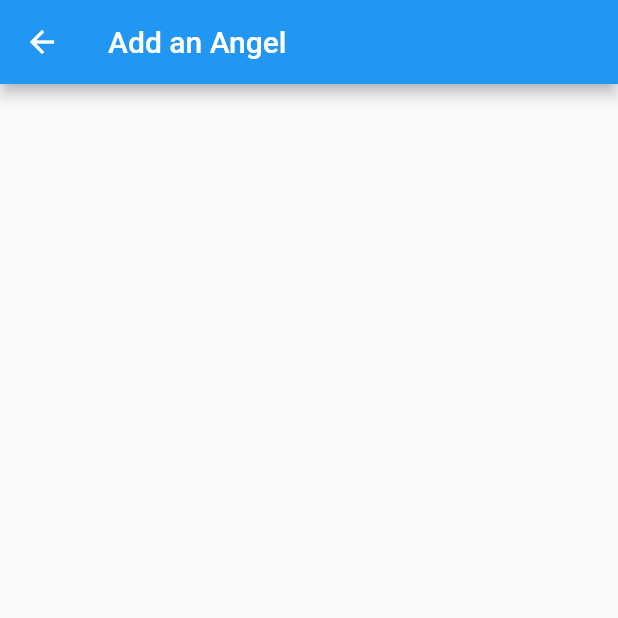
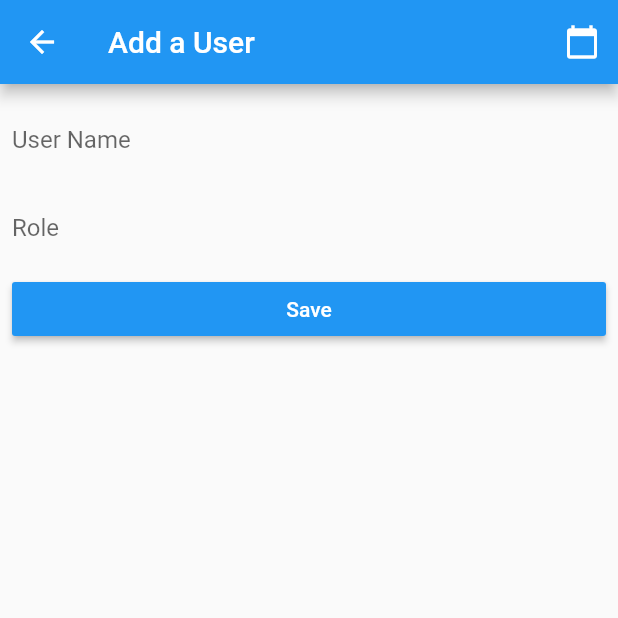
Before and after one commit to CodeTropolis/flutter_firebase_riverpod, a Flutter app: the screen it shows after launch, after a tap on the "add" icon, on a phone screen of 412 x 824 dp, the top half of it. Run offline on Flutter 3.47's test engine with Material 2 defaults, Android fonts, the phone set to English and light mode, and no system bars; our stand-ins replace cloud_firestore, firebase_core, flutter_hooks, hooks_riverpod; accounts and stored records are empty.

Commit message:
User entry screen.

```diff
--- a/lib/screens/entry.dart
+++ /dev/null
@@ -1,10 +0,0 @@
-import 'package:flutter/material.dart';
-
-class EntryScreen extends StatelessWidget {
-  @override
-  Widget build(BuildContext context) {
-    return Scaffold(
-      appBar: AppBar(title: (Text('Add an Angel'))),
-    );
-  }
-}
--- /dev/null
+++ b/lib/screens/user_entry.dart
@@ -0,0 +1,70 @@
+import 'package:flutter/material.dart';
+import 'package:flutter_application_1/models/user.dart';
+
+class UserEntryScreen extends StatelessWidget {
+  final User user;
+
+  UserEntryScreen({this.user});
+
+  @override
+  Widget build(BuildContext context) {
+    return Scaffold(
+      appBar: AppBar(title: Text('Add a User'), actions: [
+        IconButton(
+            icon: Icon(Icons.calendar_today),
+            onPressed: () {
+              _pickDate(context).then((value) {
+                print(value);
+              });
+            }),
+      ]),
+      body: Padding(
+        padding: const EdgeInsets.all(8.0),
+        child: ListView(
+          children: [
+            TextField(
+              decoration: InputDecoration(
+                labelText: 'User Name',
+                border: InputBorder.none,
+              ),
+              // maxLines: 12,
+              // minLines: 10,
+            ),
+            TextField(
+              decoration: InputDecoration(
+                labelText: 'Role',
+                border: InputBorder.none,
+              ),
+              // maxLines: 1,
+              // minLines: 1,
+            ),
+            RaisedButton(
+              color: Theme.of(context).accentColor,
+              child: Text(
+                'Save',
+                style: TextStyle(color: Colors.white),
+              ),
+              onPressed: () {},
+            ),
+            (user != null)
+                ? RaisedButton(
+                    color: Colors.red,
+                    child: Text(
+                      'Delete',
+                      style: TextStyle(color: Colors.white),
+                    ),
+                    onPressed: () {},
+                    // If user is null, show empty container.
+                  )
+                : Container()
+          ],
+        ),
+      ),
+    );
+  }
+
+  Future<DateTime> _pickDate(BuildContext context) async {
+    final DateTime picked = await showDatePicker(context: context, initialDate: DateTime.now(), firstDate: DateTime(2019), lastDate: DateTime(2030));
+    if (picked != null) return picked;
+  }
+}
--- a/lib/screens/user_list.dart
+++ b/lib/screens/user_list.dart
@@ -2,7 +2,7 @@ import 'package:flutter_application_1/services/firestore_service.dart';
 import 'package:flutter_hooks/flutter_hooks.dart';
 import 'package:flutter/material.dart';
 import 'package:hooks_riverpod/all.dart';
-import 'package:flutter_application_1/screens/entry.dart';
+import 'package:flutter_application_1/screens/user_entry.dart';
 
 final firestoreService = FirestoreService();
 
@@ -31,7 +31,7 @@ class UserList extends HookWidget {
       floatingActionButton: FloatingActionButton(
         child: Icon(Icons.add),
         onPressed: () {
-          Navigator.of(context).push(MaterialPageRoute(builder: (context) => EntryScreen()));
+          Navigator.of(context).push(MaterialPageRoute(builder: (context) => UserEntryScreen()));
         },
       ),
     );
```
